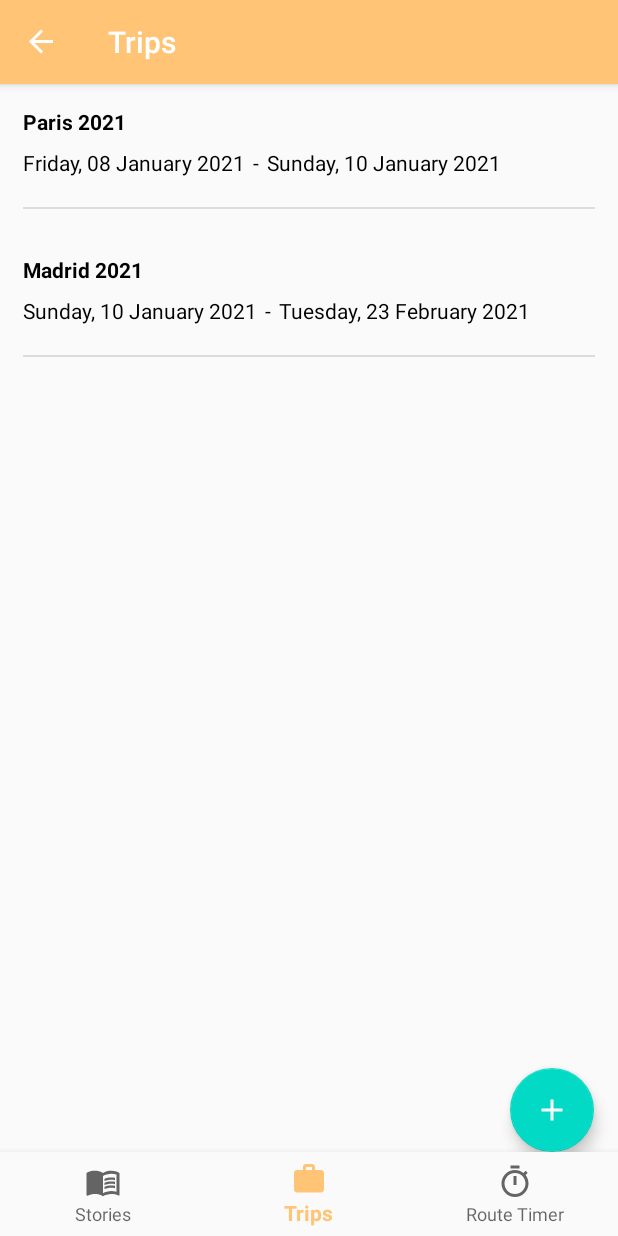
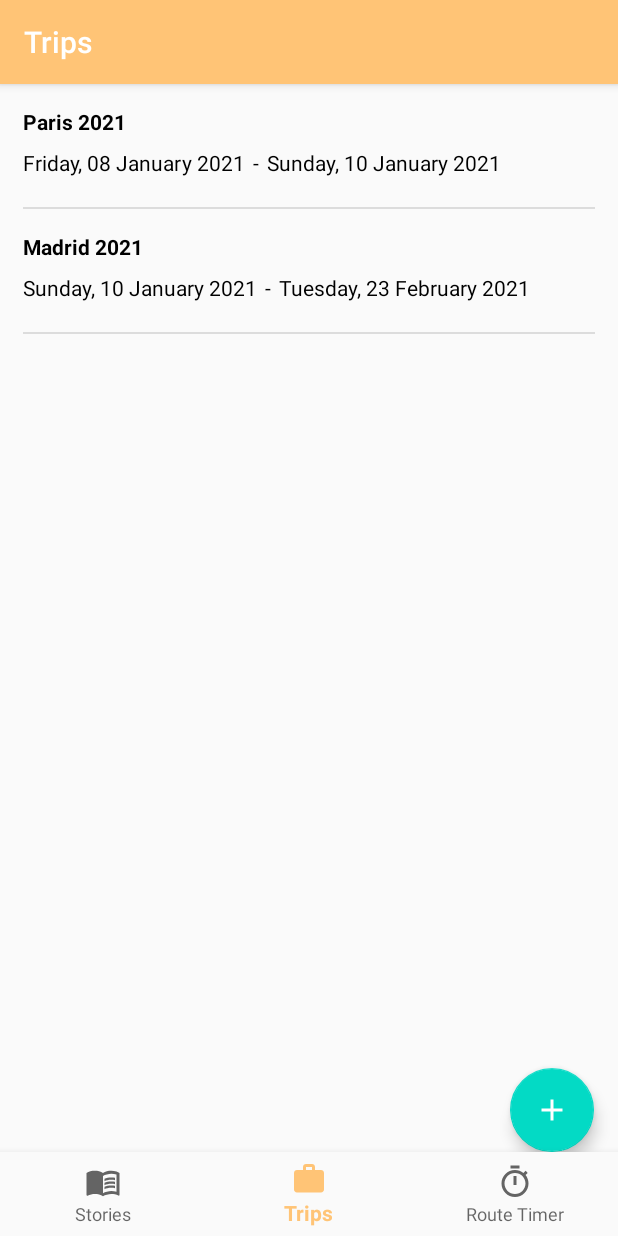
Before and after one commit to salsahava/journ-old, an Android app: the TripListFragment screen opened through its navigation route, on a phone screen of 412 x 824 dp. Run offline under Robolectric (Android 15) with nearby library versions, the phone set to English and light mode, and no system bars; our stand-ins replace Room's generated code, navigation-ui.

Commit message:
Minor fixes

```diff
--- a/JournApp/app/src/main/java/id/ac/ui/cs/mobileprogramming/salsahava/journ/adapter/RecyclerViewCommentAdapter.java
+++ b/JournApp/app/src/main/java/id/ac/ui/cs/mobileprogramming/salsahava/journ/adapter/RecyclerViewCommentAdapter.java
@@ -1,7 +1,6 @@
 package id.ac.ui.cs.mobileprogramming.salsahava.journ.adapter;
 
 import android.content.Context;
-import android.graphics.Bitmap;
 import android.view.LayoutInflater;
 import android.view.View;
 import android.view.ViewGroup;
@@ -9,7 +8,6 @@
 import android.widget.TextView;
 
 import androidx.annotation.NonNull;
-import androidx.constraintlayout.widget.ConstraintLayout;
 import androidx.recyclerview.widget.RecyclerView;
 
 import com.bumptech.glide.Glide;
--- a/JournApp/app/src/main/java/id/ac/ui/cs/mobileprogramming/salsahava/journ/ui/MainActivity.java
+++ b/JournApp/app/src/main/java/id/ac/ui/cs/mobileprogramming/salsahava/journ/ui/MainActivity.java
@@ -36,7 +36,7 @@
         navView = findViewById(R.id.nav_view);
 
         AppBarConfiguration appBarConfiguration = new AppBarConfiguration.Builder(
-                R.id.navigation_home, R.id.navigation_stories, R.id.navigation_route_timer_bottom)
+                R.id.navigation_home, R.id.navigation_trips, R.id.navigation_route_timer)
                 .build();
 
         NavHostFragment navHostFragment = (NavHostFragment) getSupportFragmentManager().findFragmentById(R.id.nav_host_fragment);
--- a/JournApp/app/src/main/res/layout/fragment_trip_item.xml
+++ b/JournApp/app/src/main/res/layout/fragment_trip_item.xml
@@ -5,7 +5,9 @@
     android:layout_width="match_parent"
     android:layout_height="wrap_content"
     android:orientation="vertical"
-    android:padding="15dp"
+    android:paddingStart="15dp"
+    android:paddingEnd="15dp"
+    android:paddingTop="15dp"
     android:id="@+id/tripListLayout">
 
     <TextView
--- a/JournApp/app/src/main/res/menu/bottom_nav.xml
+++ b/JournApp/app/src/main/res/menu/bottom_nav.xml
@@ -2,19 +2,19 @@
 <menu xmlns:android="http://schemas.android.com/apk/res/android">
 
     <item
-        android:id="@+id/navigation_stories"
+        android:id="@+id/navigation_home"
         android:icon="@drawable/ic_baseline_menu_book_24"
         android:title="@string/title_stories"
         />
 
     <item
-        android:id="@+id/navigation_home"
+        android:id="@+id/navigation_trips"
         android:icon="@drawable/ic_baseline_work_24"
         android:title="@string/title_trips"
         />
 
     <item
-        android:id="@+id/navigation_route_timer_bottom"
+        android:id="@+id/navigation_route_timer"
         android:icon="@drawable/ic_baseline_timer_24"
         android:title="@string/route_timer"
         />
```
Also changed, not shown: JournApp/app/src/main/java/id/ac/ui/cs/mobileprogramming/salsahava/journ/ui/AddStoryActivity.java (+9 -49 lines).
